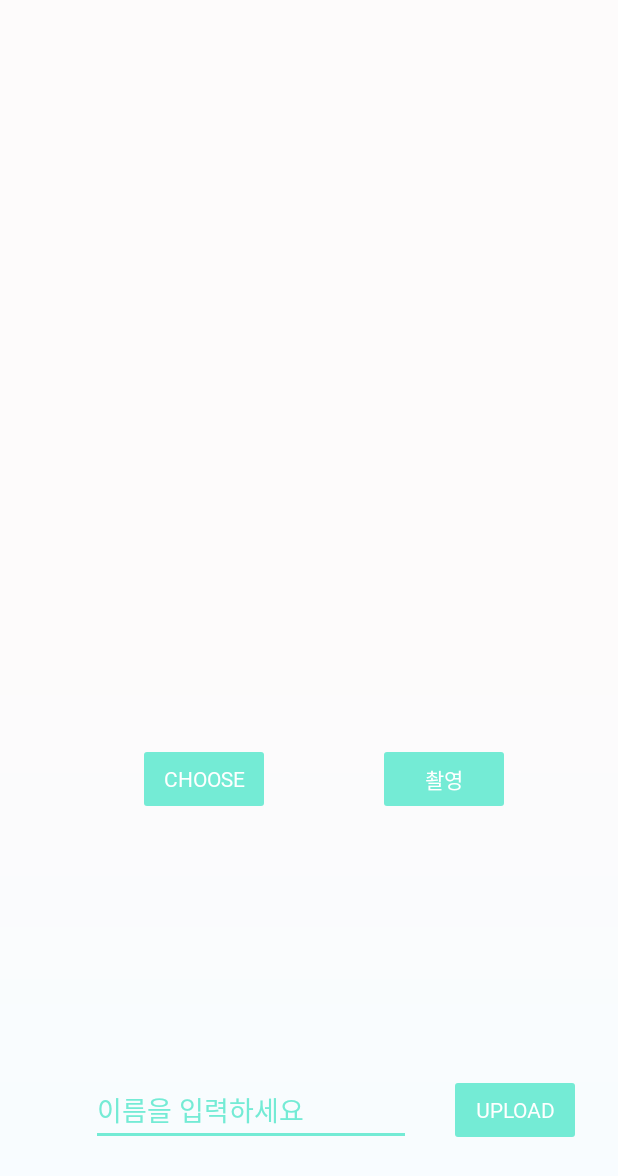
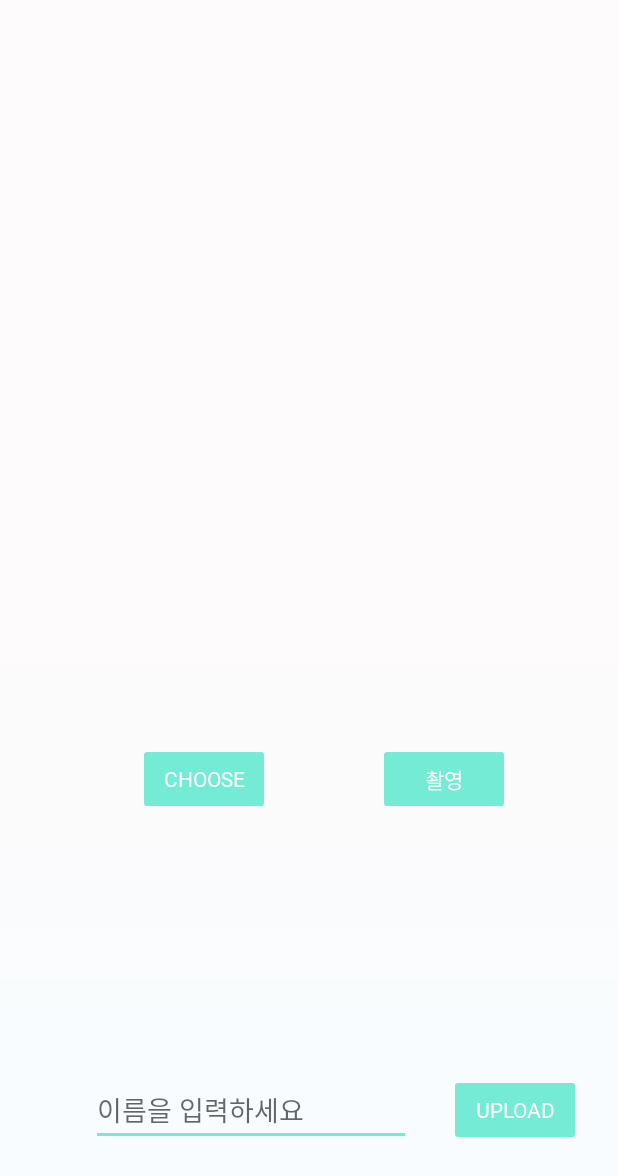
Before and after one commit to dudtjs1021ej/faceRecognition_doorlock, an Android app: the Face screen opened directly, with no data from a screen before it, on a phone screen of 412 x 824 dp. Shown: the top 1176 px of the screen. Run offline under Robolectric (Android 15) with nearby library versions, the phone set to English and light mode, and no system bars; our stand-ins replace Firebase (no records; nobody signed in at launch, a user with empty details on screens opened directly).

Commit message:
textview편집

```diff
--- a/app/src/main/java/com/example/facerecognitionlock/Face.java
+++ b/app/src/main/java/com/example/facerecognitionlock/Face.java
@@ -98,12 +98,7 @@ public class Face extends AppCompatActivity {
                 capture();
             }
         });
-        editText.setOnClickListener(new View.OnClickListener() {
-            @Override
-            public void onClick(View view) {
-                editText.setText("");
-            }
-        });
+
 
         //storage
         btn_choose = (Button) findViewById(R.id.bt_choose);
--- a/app/src/main/res/layout/activity_face.xml
+++ b/app/src/main/res/layout/activity_face.xml
@@ -59,7 +59,7 @@
             android:ems="10"
             android:fontFamily="@font/dream6"
             android:inputType="textPersonName"
-            android:text="이름을 입력하세요"
+            android:hint="이름을 입력하세요"
             android:textColor="#74ebd5"
             app:layout_constraintBottom_toBottomOf="parent"
             app:layout_constraintEnd_toStartOf="@+id/bt_upload"
```
